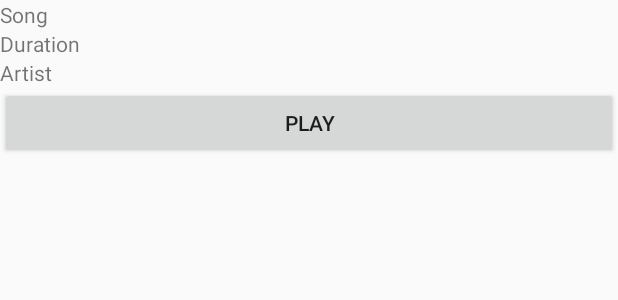
After one commit to marguirrem/GPlay, an Android app: the layout activity_player.xml on its own in the app's theme, with its tools: preview values and no code run, on a phone screen of 412 x 824 dp. The commit adds this screen. Shown: the top 300 px of the screen. Run offline under Robolectric (Android 15) with nearby library versions, the phone set to English and light mode, and no system bars.

Commit message:
send song to playerActivity

```diff
--- /dev/null
+++ b/app/src/main/res/layout/activity_player.xml
@@ -0,0 +1,31 @@
+<?xml version="1.0" encoding="utf-8"?>
+<LinearLayout android:layout_width="match_parent"
+    android:layout_height="wrap_content"
+    android:orientation="vertical"
+    xmlns:tools="http://schemas.android.com/tools"
+    tools:context=".activities.PlayerActivity"
+    xmlns:android="http://schemas.android.com/apk/res/android">
+
+    <TextView
+        android:id="@+id/playerTvSong"
+        android:layout_width="match_parent"
+        android:layout_height="wrap_content"
+        android:text="Song"/>
+
+    <TextView
+        android:id="@+id/playerTvSongDuration"
+        android:layout_width="match_parent"
+        android:layout_height="wrap_content"
+        android:text="Duration"/>
+    <TextView
+        android:id="@+id/playerTvArtist"
+        android:layout_width="match_parent"
+        android:layout_height="wrap_content"
+        android:text="Artist"/>
+
+    <Button
+        android:id="@+id/btnPlay"
+        android:layout_width="match_parent"
+        android:layout_height="wrap_content"
+        android:text="Play"/>
+</LinearLayout>
```
Also changed, not shown: app/src/main/AndroidManifest.xml (+4 -3 lines), app/src/main/java/gplay/marlonaguirre/ml/gplay/activities/MainActivity.java (+50 -40 lines), app/src/main/java/gplay/marlonaguirre/ml/gplay/activities/PlayerActivity.java (added, +60 -0 lines), app/src/main/java/gplay/marlonaguirre/ml/gplay/adapters/FoldersAdapter.java (+4 -3 lines), app/src/main/java/gplay/marlonaguirre/ml/gplay/adapters/SongsAdapter.java (+4 -3 lines).
